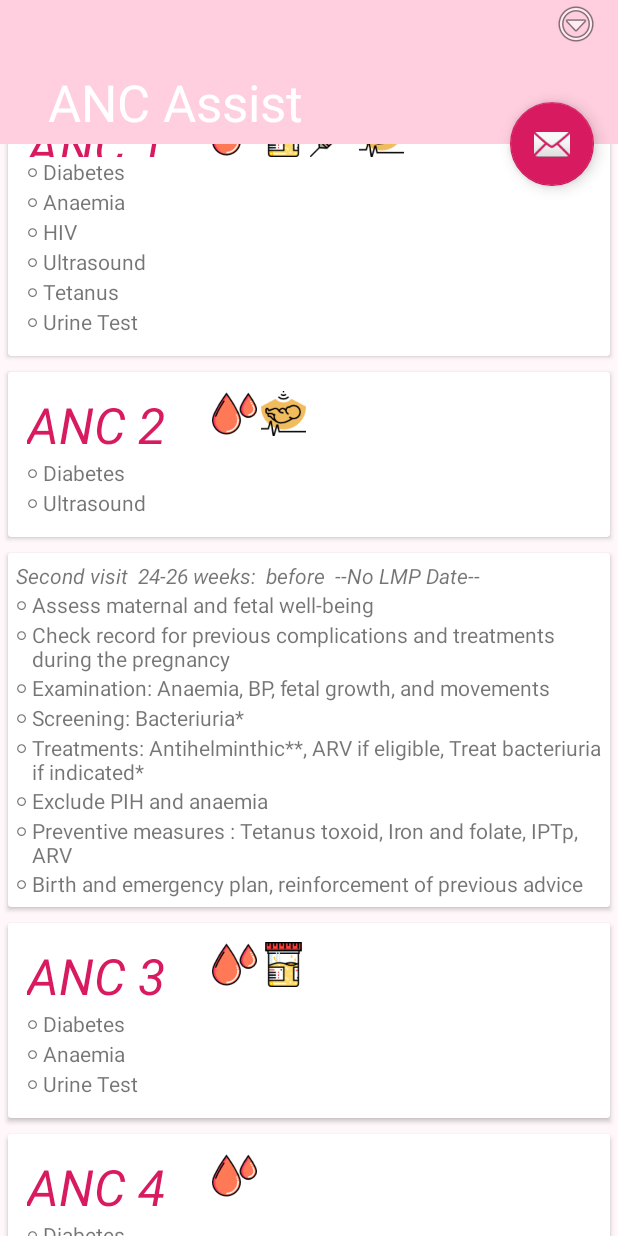
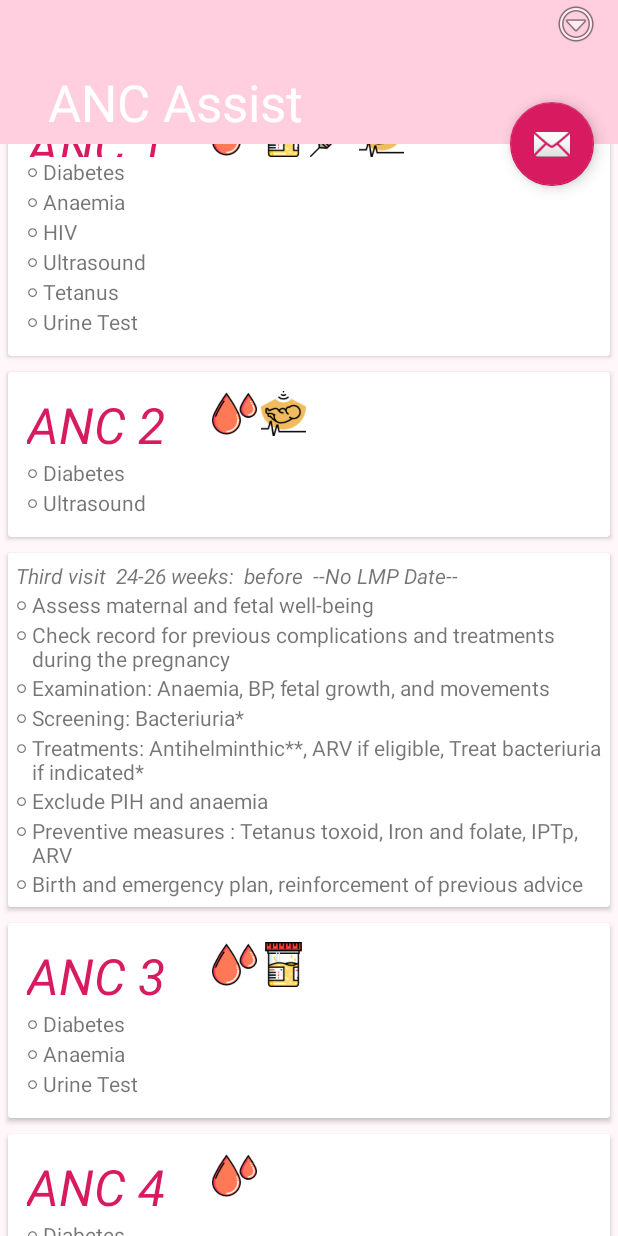
Before and after one commit to sahil12051994/swasthGarbhAndroidApp, an Android app: the ANC_Assist screen opened directly, with no data from a screen before it, scrolled down 509 dp, on a phone screen of 412 x 824 dp. Run offline under Robolectric (Android 15) with nearby library versions, the phone set to English and light mode, and no system bars; libraries missing offline, so code that uses them is left out: com.google.api.client.

Commit message:
ANC Assist Modification

```diff
--- a/app/build.gradle
+++ b/app/build.gradle
@@ -6,7 +6,7 @@ android {
         applicationId "com.swasthgarbh.root.swasthgarbh"
         minSdkVersion 15
         targetSdkVersion 28
-        versionCode 87
+        versionCode 88
         versionName "1.1"
         testInstrumentationRunner "android.support.test.runner.AndroidJUnitRunner"
         multiDexEnabled true
--- a/app/src/main/res/layout/content_anc__assist.xml
+++ b/app/src/main/res/layout/content_anc__assist.xml
@@ -525,7 +525,7 @@
                         <TextView
                             android:layout_width="wrap_content"
                             android:layout_height="wrap_content"
-                            android:text="Second visit  24-26 weeks:  before  "
+                            android:text="Third visit  24-26 weeks:  before  "
                             android:textStyle="italic" />
 
                         <TextView
@@ -829,7 +829,7 @@
                         <TextView
                             android:layout_width="wrap_content"
                             android:layout_height="wrap_content"
-                            android:text="Third visit  32 weeks:  before  "
+                            android:text="Fifth visit  32 weeks:  before  "
                             android:textStyle="italic" />
 
                         <TextView
@@ -1117,7 +1117,7 @@
                         <TextView
                             android:layout_width="wrap_content"
                             android:layout_height="wrap_content"
-                            android:text="Fourth visit  36-38 weeks:  before  "
+                            android:text="Seventh visit  36-38 weeks:  before  "
                             android:textStyle="italic" />
 
                         <TextView
--- a/build.gradle
+++ b/build.gradle
@@ -7,7 +7,7 @@ buildscript {
         jcenter()
     }
     dependencies {
-        classpath 'com.android.tools.build:gradle:4.0.1'
+        classpath 'com.android.tools.build:gradle:4.1.1'
         classpath 'com.google.gms:google-services:4.2.0' // google-services plugin
 
         // NOTE: Do not place your application dependencies here; they belong
```
Also changed, not shown: gradle/wrapper/gradle-wrapper.properties.
